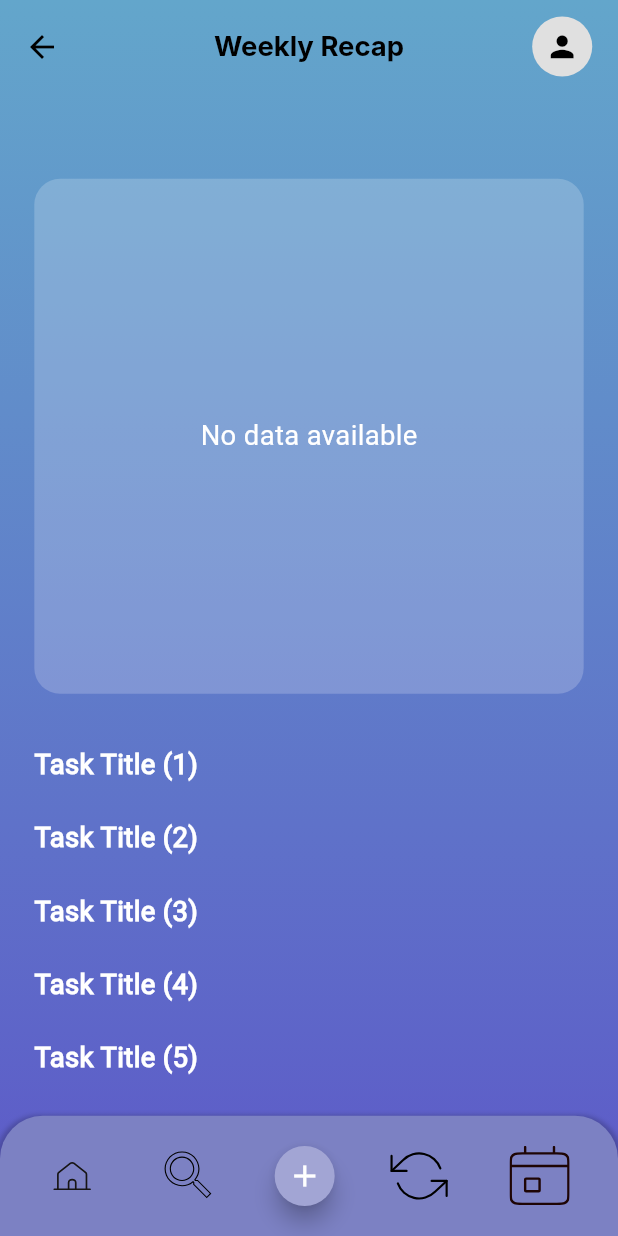
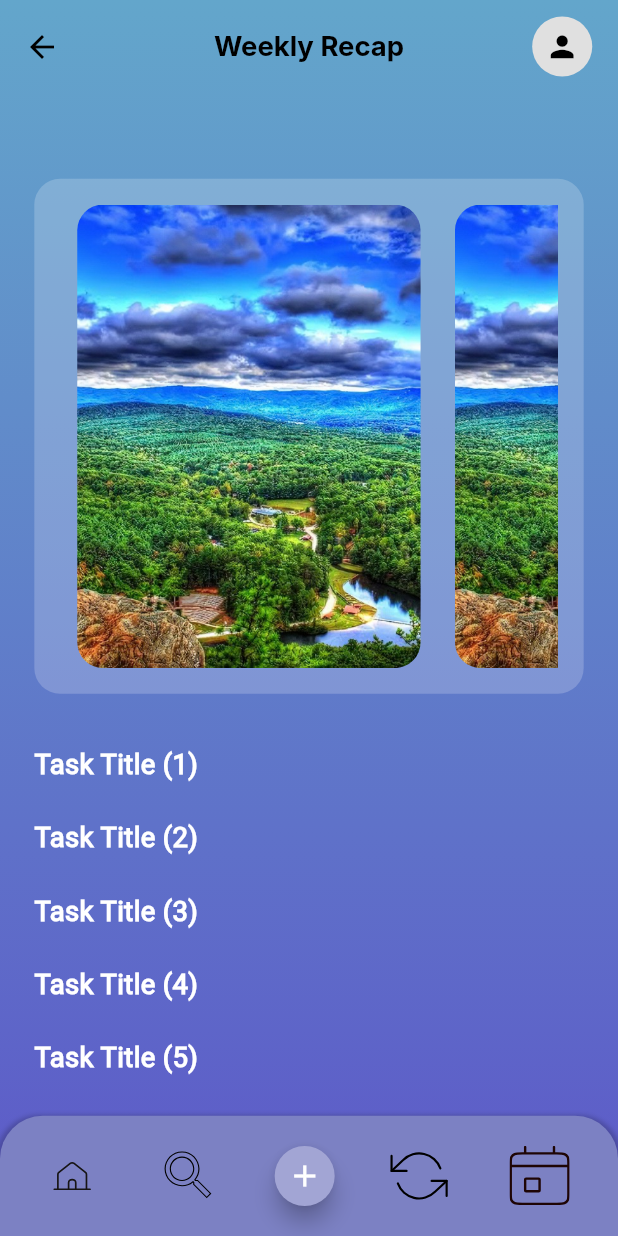
Before and after one commit to JohnnyPol/HCI_ECE_NTUA-CataList_Application, a Flutter app: the WeeklyRecapPage screen opened by its route, on a phone screen of 412 x 824 dp. Run offline on Flutter 3.47's test engine with Material 3 defaults, Android fonts, the phone set to English and light mode, and no system bars; our stand-ins replace flutter_slidable, flutter_svg, image_picker, pie_chart, sqflite, table_calendar; accounts and stored records are empty; network calls fail; Roboto replaces fonts that are missing (Inter).

Commit message:
recap pics

```diff
--- a/lib/features/dashboard/views/weekly_recap_page.dart
+++ b/lib/features/dashboard/views/weekly_recap_page.dart
@@ -28,6 +28,17 @@ class WeeklyRecapPage extends StatelessWidget {
   Widget _buildWeeklyRecapContent(BuildContext context) {
   final profileImagePath =
       Provider.of<ProfileProvider>(context).profileImagePath;
+
+  // Mock database images list (replace this with your actual database query)
+  final List<String> imagePaths = [
+    'assets/images/photo1.jpg',
+    'assets/images/photo1.jpg',
+    'assets/images/photo1.jpg',
+    'assets/images/photo1.jpg',
+    'assets/images/photo1.jpg',
+    'assets/images/photo1.jpg',
+    'assets/images/photo1.jpg',
+  ];
 
   return Column(
     children: [
@@ -79,16 +90,36 @@ class WeeklyRecapPage extends StatelessWidget {
           borderRadius: BorderRadius.circular(15.h),
         ),
         height: 300.h,
-          child: Center(
+        child: imagePaths.isEmpty
+            ? Center(
                 child: Text(
-              "No data available",
+                  "No images available",
                   style: TextStyle(color: Colors.white, fontSize: 16.h),
                 ),
+              )
+            : ListView.builder(
+                scrollDirection: Axis.horizontal,
+                itemCount: imagePaths.length,
+                itemBuilder: (context, index) {
+                  return Padding(
+                    padding: EdgeInsets.symmetric(horizontal: 10.h),
+                    child: ClipRRect(
+                      borderRadius: BorderRadius.circular(15.h),
+                      child: Image.asset(
+                        imagePaths[index],
+                        fit: BoxFit.cover,
+                        width: 200.h, // Adjust width as needed
+                        height: 200.h, // Adjust height as needed
+                      ),
+                    ),
+                  );
+                },
               ),
       ),
     ],
   );
 }
+
 
   Widget _buildScrollableTaskList(BuildContext context) {
     return ListView.builder(
```
Also changed, not shown: lib/features/dashboard/views/monthly_recap_page.dart (+31 -3 lines). Lines whose indentation alone changed are shown as unchanged.
